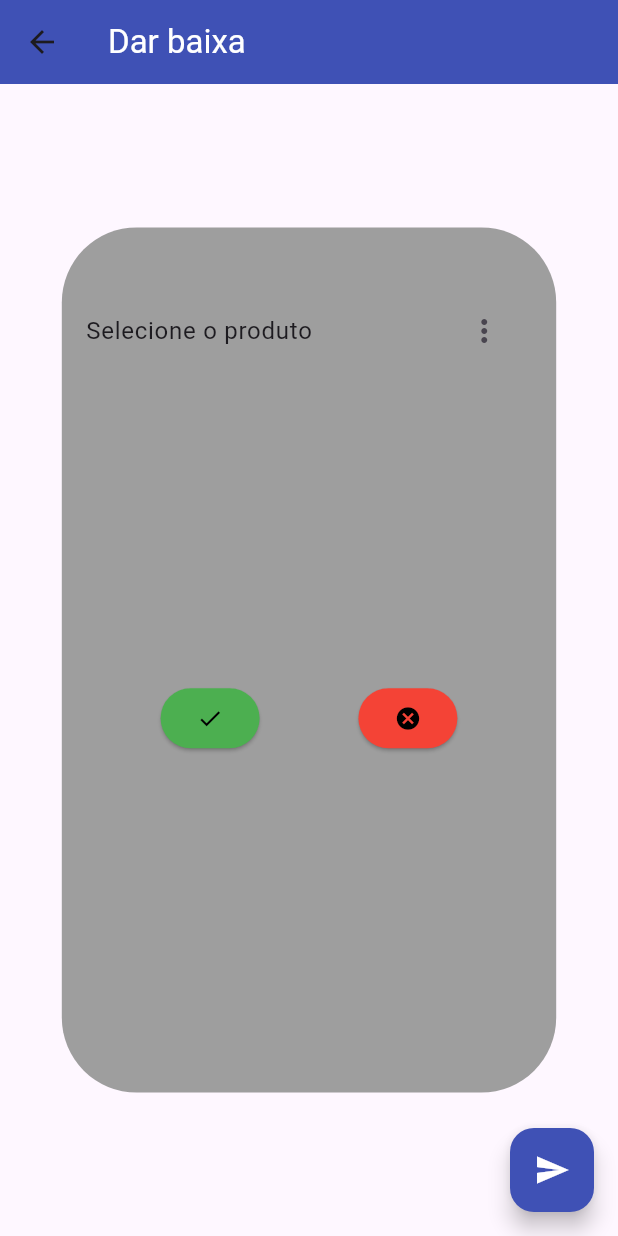
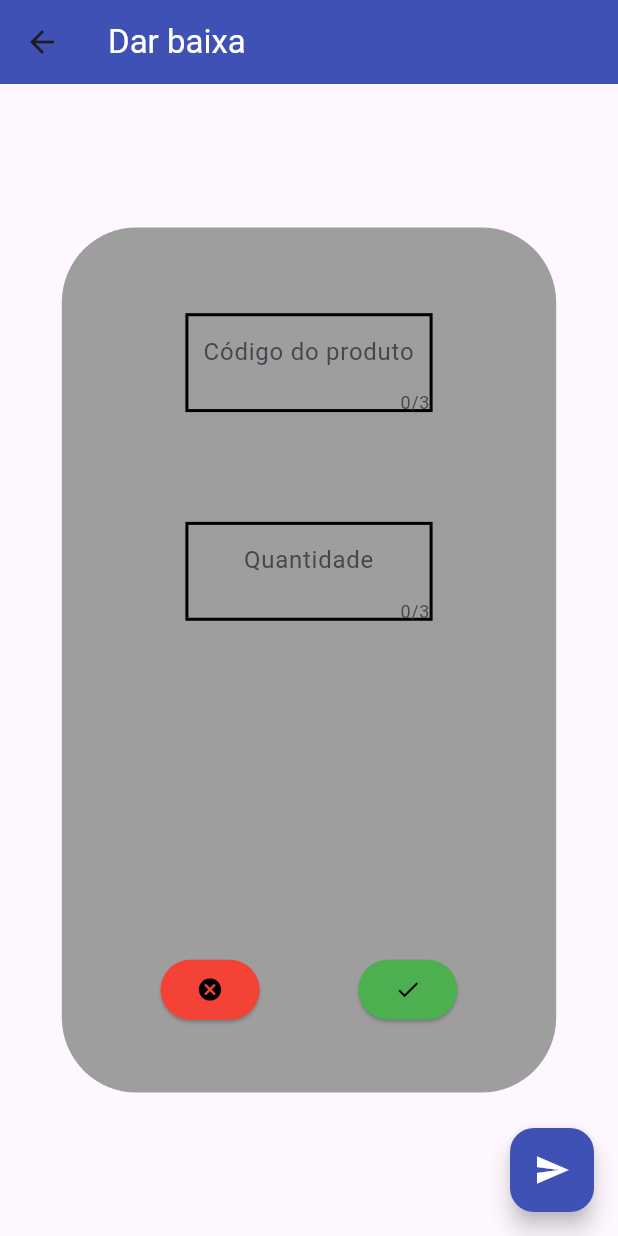
Before and after one commit to eduardobandeiramg/mrp, a Flutter app: the Baixa screen opened directly, after a tap on the "send" icon, after a tap on the "check" icon, on a phone screen of 412 x 824 dp. Run offline on Flutter 3.47's test engine with Material 3 defaults, Android fonts, the phone set to English and light mode, and no system bars.

Commit message:
adicionando funcoes de estoque

```diff
--- a/code/mobile/mrp/lib/Controller/auth.dart
+++ b/code/mobile/mrp/lib/Controller/auth.dart
@@ -1,6 +1,10 @@
 import 'package:http/http.dart' as http;
+import 'package:mrp/Controller/token_app.dart';
 
 class Auth {
+
+  String? tokenApp;
+
   static Future<String> login(String username, String senha) async {
     String urlLogin = "http://10.0.2.2:3000/auth/login";
     String urlPerfil = "http://10.0.2.2:3000/users/profile";
@@ -15,7 +19,7 @@ class Auth {
       if (retornoPerfil.statusCode == 200) {
         List<String> valorRetorno = retornoPerfil.body.split(",");
         String papel = valorRetorno[3].substring(8, valorRetorno[3].length - 2);
-        print("papel: $papel");
+        TokenApp.setToken(token);
         return papel;
       } else {
         throw new Exception("erro");
--- /dev/null
+++ b/code/mobile/mrp/lib/Controller/operador/finalizado.dart
@@ -0,0 +1 @@
+class Finalizado{}
--- a/code/mobile/mrp/lib/Controller/operador/linha.dart
+++ b/code/mobile/mrp/lib/Controller/operador/linha.dart
@@ -1 +1 @@
-class linha{}
+class Linha{}
--- /dev/null
+++ b/code/mobile/mrp/lib/Controller/operador/production_plan.dart
@@ -0,0 +1,3 @@
+class ProductionPlan{
+
+}
--- a/code/mobile/mrp/lib/Controller/operador/produtos.dart
+++ /dev/null
@@ -1 +0,0 @@
-class produtos{}
--- /dev/null
+++ b/code/mobile/mrp/lib/Controller/tecnico/materiais.dart
@@ -0,0 +1,36 @@
+import 'package:http/http.dart' as http;
+import 'package:mrp/Controller/token_app.dart';
+import 'dart:convert';
+
+class Materiais {
+  static Future<List<Map<String, dynamic>>> buscaMateriais() async {
+    String urlMateriais = "http://10.0.2.2:3000/materials";
+    var resposta = await http.get(Uri.parse(urlMateriais),
+        headers: {"Authorization": TokenApp.tokenApp!});
+    List<Map<String, dynamic>> lista =
+        List<Map<String, dynamic>>.from(jsonDecode(resposta.body));
+    return lista;
+  }
+
+  static adicionarAoEstoque(String codigo, String qtd) async {
+    int quantidade = int.parse(qtd);
+    print("tipo: ${quantidade.runtimeType}");
+    String urlAddEstoque = "http://10.0.2.2:3000/materials/stock/add";
+    List<Map<String, dynamic>> listaMateriais = await buscaMateriais();
+    if (listaMateriais.any((element) => element["code"] == codigo)) {
+      Map<String, dynamic> mapaProduto =
+          listaMateriais.firstWhere((mapa) => mapa["code"] == codigo);
+      var resposta = await http.patch(Uri.parse(urlAddEstoque),
+          headers: {"Authorization": TokenApp.tokenApp!},
+          body: {"id": mapaProduto["id"], "qtd": quantidade});
+      print("resposta ao add estoque: ${resposta.statusCode}");
+      if (resposta.statusCode == 204) {
+        return "ok";
+      } else {
+        throw new Exception("erro-no-servidor");
+      }
+    } else {
+      throw new Exception("codigo-inexistente");
+    }
+  }
+}
--- /dev/null
+++ b/code/mobile/mrp/lib/Controller/token_app.dart
@@ -0,0 +1,7 @@
+class TokenApp {
+  static String? tokenApp;
+
+  static setToken(String novoToken) {
+    tokenApp = novoToken;
+  }
+}
--- a/code/mobile/mrp/lib/View/artefatos/modais/modal_produto.dart
+++ /dev/null
@@ -1,103 +0,0 @@
-import 'package:flutter/material.dart';
-import 'package:mrp/View/telas/tecnico/baixa.dart';
-import 'package:mrp/View/telas/tecnico/entrada.dart';
-
-class ModalProduto extends StatefulWidget {
-  const ModalProduto({super.key});
-
-  @override
-  State<ModalProduto> createState() => _ModalProdutoState();
-}
-
-class _ModalProdutoState extends State<ModalProduto> {
-  String valor = "Selecione o produto";
-  Widget botao = Row(
-    children: [],
-  );
-  List lista = [];
-
-  @override
-  Widget build(BuildContext context) {
-    double altura = MediaQuery.of(context).size.height;
-    double largura = MediaQuery.of(context).size.width;
-    return Center(
-      child: Container(
-        decoration: BoxDecoration(
-          color: Colors.grey,
-          borderRadius: BorderRadius.all(Radius.circular(50)),
-        ),
-        height: altura * 0.7,
-        width: largura * 0.8,
-        child: Column(
-          crossAxisAlignment: CrossAxisAlignment.center,
-          children: [
-            SizedBox(
-              height: altura * 0.05,
-            ),
-            ListTile(
-              title: Text(valor),
-              trailing: PopupMenuButton(onSelected: (selecionado) {
-                setState(() {
-                  valor = selecionado;
-                });
-              }, itemBuilder: (BuildContext context) {
-                return [
-                  PopupMenuItem(
-                    child: Text("produto 1"),
-                    value: "produto 1",
-                  ),
-                  PopupMenuItem(
-                    child: Text("produto 2"),
-                    value: "produto 2",
-                  ),
-                  PopupMenuItem(
-                    child: Text("produto 3"),
-                    value: "produto 3",
-                  ),
-                  PopupMenuItem(
-                    child: Text("produto 4"),
-                    value: "produto 4",
-                  ),
-                  PopupMenuItem(
-                    child: Text("produto 5"),
-                    value: "produto 5",
-                  ),
-                ];
-              }),
-            ),
-            SizedBox(
-              height: altura * 0.25,
-            ),
-            Row(
-              mainAxisAlignment: MainAxisAlignment.spaceEvenly,
-              children: [
-                ElevatedButton(
-                  onPressed: () {
-
-                  },
-                  child: Icon(
-                    Icons.check,
-                    color: Colors.black,
-                  ),
-                  style: ButtonStyle(
-                    backgroundColor: WidgetStatePropertyAll(Colors.green),
-                  ),
-                ),
-                ElevatedButton(
-                  onPressed: () {},
-                  child: Icon(
-                    Icons.cancel,
-                    color: Colors.black,
-                  ),
-                  style: ButtonStyle(
-                    backgroundColor: WidgetStatePropertyAll(Colors.red),
-                  ),
-                ),
-              ],
-            ),
-          ],
-        ),
-      ),
-    );
-  }
-}
--- /dev/null
+++ b/code/mobile/mrp/lib/View/artefatos/modais/tecnico/modal_dar_entrada.dart
@@ -0,0 +1,176 @@
+import 'package:flutter/material.dart';
+import 'package:mrp/Controller/tecnico/materiais.dart';
+import 'package:mrp/View/telas/tecnico/baixa.dart';
+import 'package:mrp/View/telas/tecnico/entrada.dart';
+
+class ModalDarEntrada extends StatefulWidget {
+  ModalDarEntrada({super.key});
+
+  @override
+  State<ModalDarEntrada> createState() => _ModalDarEntradaState();
+}
+
+class _ModalDarEntradaState extends State<ModalDarEntrada> {
+  final TextEditingController controladorCodigo = TextEditingController();
+  final TextEditingController controladorQtd = TextEditingController();
+  String valor = "Selecione o produto";
+  Widget botao = Row(
+    children: [],
+  );
+  List lista = [];
+  List listaProdutos = [];
+
+  @override
+  void initState() {
+    Materiais.buscaMateriais().then((valor) {
+      setState(() {
+        listaProdutos = valor;
+      });
+    });
+    super.initState();
+  }
+
+  @override
+  Widget build(BuildContext context) {
+    double altura = MediaQuery.of(context).size.height;
+    double largura = MediaQuery.of(context).size.width;
+    return Center(
+      child: Container(
+        decoration: BoxDecoration(
+          color: Colors.grey,
+          borderRadius: BorderRadius.all(Radius.circular(50)),
+        ),
+        height: altura * 0.7,
+        width: largura * 0.8,
+        child: Column(
+          crossAxisAlignment: CrossAxisAlignment.center,
+          children: [
+            SizedBox(
+              height: altura * 0.05,
+            ),
+            Center(
+              child: Padding(
+                padding: EdgeInsets.all(16.0), // Margem ao redor do TextField
+                child: Container(
+                  width: largura * 0.4, // Largura fixa
+                  height: altura * 0.08, // Altura fixa para ser quadrado
+                  decoration: BoxDecoration(
+                    border: Border.all(color: Colors.black, width: 2),
+                    // Cor e espessura da borda
+                    borderRadius: BorderRadius.zero, // Mantém borda quadrada
+                  ),
+                  child: TextField(
+                    controller: controladorCodigo,
+                    textAlign: TextAlign.center,
+                    maxLength: 3,
+                    decoration: InputDecoration(
+                      border: InputBorder.none, // Remove a borda interna
+                      hintText: 'Código do produto',
+                    ),
+                  ),
+                ),
+              ),
+            ),
+            SizedBox(
+              height: altura * 0.05,
+            ),
+            Center(
+              child: Padding(
+                padding: EdgeInsets.all(16.0), // Margem ao redor do TextField
+                child: Container(
+                  width: largura * 0.4, // Largura fixa
+                  height: altura * 0.08, // Altura fixa para ser quadrado
+                  decoration: BoxDecoration(
+                    border: Border.all(color: Colors.black, width: 2),
+                    // Cor e espessura da borda
+                    borderRadius: BorderRadius.zero, // Mantém borda quadrada
+                  ),
+                  child: TextField(
+                    controller: controladorQtd,
+                    textAlign: TextAlign.center,
+                    maxLength: 3,
+                    decoration: InputDecoration(
+                      border: InputBorder.none, // Remove a borda interna
+                      hintText: 'Quantidade',
+                    ),
+                  ),
+                ),
+              ),
+            ),
+/*            ListTile(
+              title: Text(valor),
+              trailing: PopupMenuButton(onSelected: (selecionado) {
+                setState(() {
+                  valor = selecionado;
+                });
+              }, itemBuilder: (BuildContext context) {
+                return [
+                  PopupMenuItem(
+                    child: Text("produto 1"),
+                    value: "produto 1",
+                  ),
+                  PopupMenuItem(
+                    child: Text("produto 2"),
+                    value: "produto 2",
+                  ),
+                  PopupMenuItem(
+                    child: Text("produto 3"),
+                    value: "produto 3",
+                  ),
+                  PopupMenuItem(
+                    child: Text("produto 4"),
+                    value: "produto 4",
+                  ),
+                  PopupMenuItem(
+                    child: Text("produto 5"),
+                    value: "produto 5",
+                  ),
+                ];
+              }),
+            ),*/
+            SizedBox(
+              height: altura * 0.25,
+            ),
+            Row(
+              mainAxisAlignment: MainAxisAlignment.spaceEvenly,
+              children: [
+                ElevatedButton(
+                  onPressed: () {},
+                  child: Icon(
+                    Icons.cancel,
+                    color: Colors.black,
+                  ),
+                  style: ButtonStyle(
+                    backgroundColor: WidgetStatePropertyAll(Colors.red),
+                  ),
+                ),
+                ElevatedButton(
+                  onPressed: () {
+                    try {
+                      Materiais.adicionarAoEstoque(
+                          controladorCodigo.text, controladorQtd.text);
+                    } catch (e) {
+                      print("excecao: $e");
+                      ScaffoldMessenger.of(context).showSnackBar(
+                        SnackBar(
+                          content: Text("O código deste produto não existe"),
+                        ),
+                      );
+                    }
+                  },
+                  child: Icon(
+                    Icons.check,
+                    color: Colors.black,
+                  ),
+                  style: ButtonStyle(
+                    backgroundColor: WidgetStatePropertyAll(Colors.green),
+                  ),
+                ),
+              ],
+            ),
+          ],
+        ),
+      ),
+    );
+  }
+}
--- a/code/mobile/mrp/lib/View/telas/login.dart
+++ b/code/mobile/mrp/lib/View/telas/login.dart
@@ -44,7 +44,7 @@ class _LoginState extends State<Login> {
                   textAlign: TextAlign.center,
                   decoration: InputDecoration(
                     border: OutlineInputBorder(),
-                    hintText: "e-mail",
+                    hintText: "username",
                   ),
                   controller: controladorEmail,
                   validator: (valor) {
--- a/code/mobile/mrp/lib/View/telas/tecnico/baixa.dart
+++ b/code/mobile/mrp/lib/View/telas/tecnico/baixa.dart
@@ -1,5 +1,5 @@
 import 'package:flutter/material.dart';
-import 'package:mrp/View/artefatos/modais/modal_produto.dart';
+import 'package:mrp/View/artefatos/modais/tecnico/modal_dar_entrada.dart';
 
 class Baixa extends StatefulWidget {
   const Baixa({super.key});
@@ -22,7 +22,7 @@ class BaixaState extends State<Baixa> {
         backgroundColor: Colors.indigo,
       ),
       body: mostraModal
-          ? ModalProduto()
+          ? ModalDarEntrada()
           : Center(
               child: Text("Clique no botão para dar baixa"),
             ),
--- a/code/mobile/mrp/lib/View/telas/tecnico/entrada.dart
+++ b/code/mobile/mrp/lib/View/telas/tecnico/entrada.dart
@@ -1,5 +1,5 @@
 import 'package:flutter/material.dart';
-import 'package:mrp/View/artefatos/modais/modal_produto.dart';
+import 'package:mrp/View/artefatos/modais/tecnico/modal_dar_entrada.dart';
 
 class Entrada extends StatefulWidget {
   const Entrada({super.key});
@@ -14,7 +14,7 @@ class EntradaState extends State<Entrada> {
 
   Widget telaAMostrar() {
     if (mostraModal) {
-      return ModalProduto();
+      return ModalDarEntrada();
     } else if (carregando) {
       return Center(
         child: CircularProgressIndicator(
```
Also changed, not shown: code/mobile/mrp/lib/View/artefatos/cartoes/operador/listagem_produtos.dart (+11 -3 lines), code/mobile/mrp/lib/View/telas/operador/a_produzir.dart (added, +33 -0 lines), code/mobile/mrp/lib/View/telas/operador/finalizado.dart (renamed from code/mobile/mrp/lib/View/telas/operador/lista.dart, +8 -9 lines), code/mobile/mrp/lib/View/telas/operador/linha.dart (added, +33 -0 lines), code/mobile/mrp/lib/View/telas/operador/perfil.dart (added, +29 -0 lines), code/mobile/mrp/lib/View/telas/operador/tela_principal_operador.dart (+21 -4 lines).
